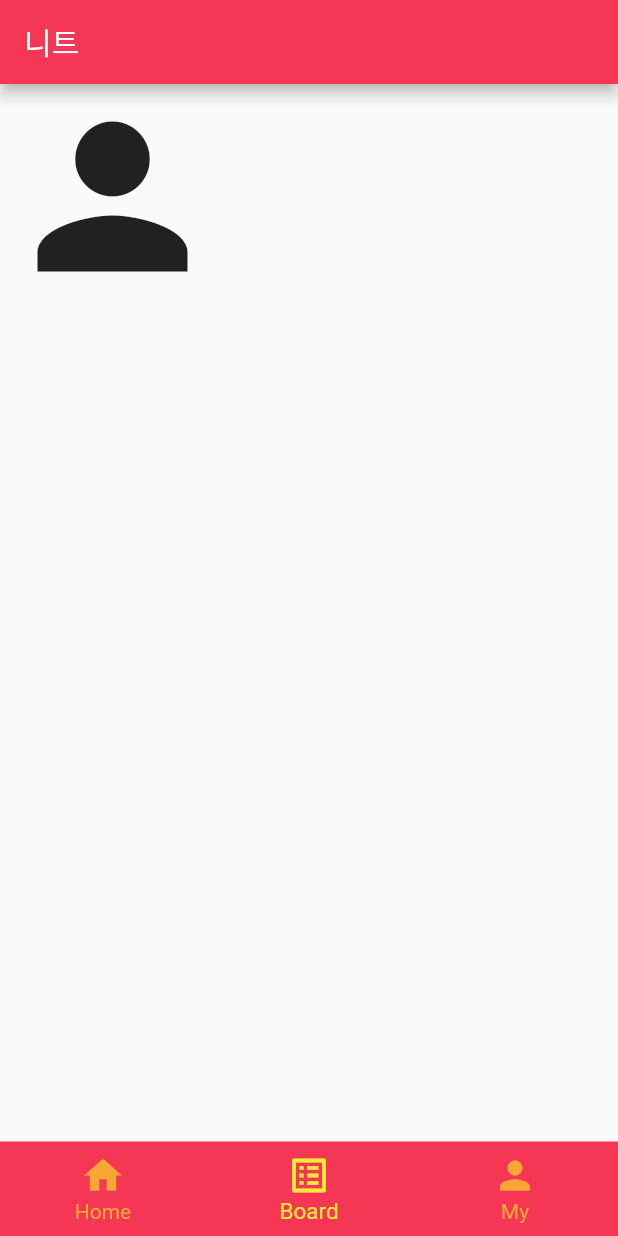
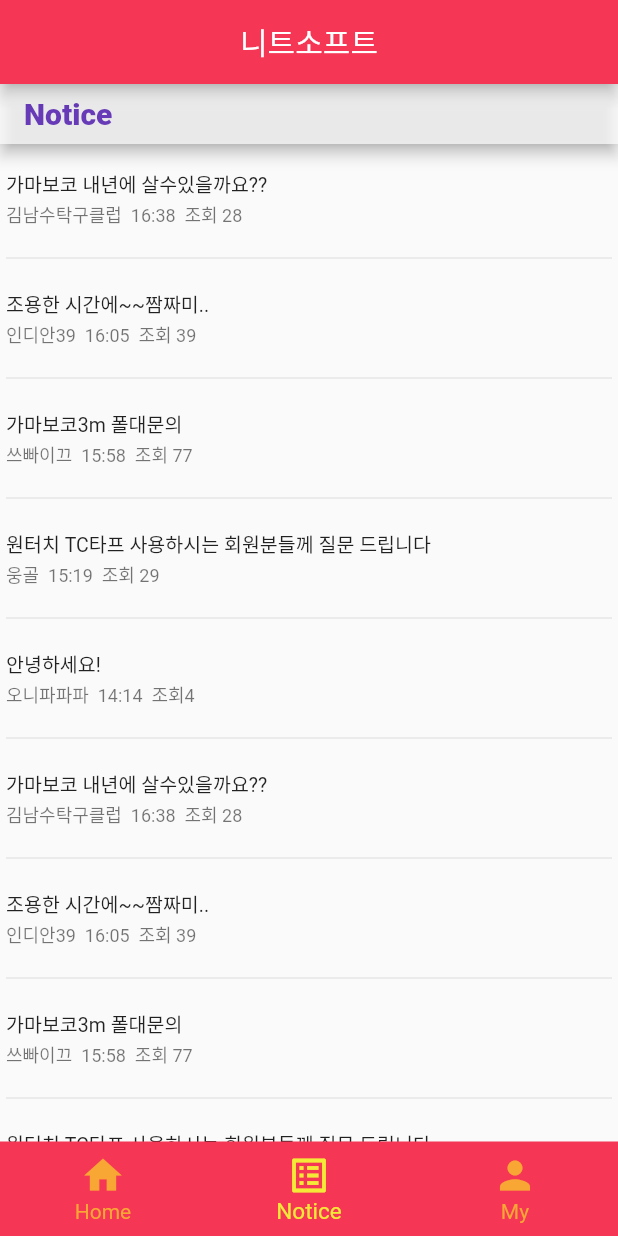
Before and after one commit to naruduru/ns_flutter, a Flutter app: the screen it shows after launch, item 2 of the bottom bar chosen, on a phone screen of 412 x 824 dp. Run offline on Flutter 3.47's test engine with Material 2 defaults, Android fonts, the phone set to English and light mode, and no system bars.

Commit message:
notice listview 적용

```diff
--- a/lib/main.dart
+++ b/lib/main.dart
@@ -1,6 +1,6 @@
 import 'package:flutter/material.dart';
 import 'package:ns_flutter/screens/home.dart';
-// import 'package:ns_flutter/screens/board.dart';
+import 'package:ns_flutter/screens/notice_board.dart';
 import 'package:ns_flutter/screens/my.dart';
 
 void main() {
@@ -18,7 +18,7 @@ class MyApp extends StatelessWidget {
       theme: ThemeData(
         primarySwatch: Colors.blue,
       ),
-      home: const MyHomePage(title: '니트'),
+      home: const MyHomePage(title: '니트소프트'),
     );
   }
 }
@@ -36,7 +36,7 @@ class _MyHomePageState extends State<MyHomePage> {
   int _selectedIndex = 0;
   final List<Widget> _children = [
     const Home(),
-    // const Board(),
+    const NoticeBoard(),
     const My()
   ];
 
@@ -51,6 +51,7 @@ class _MyHomePageState extends State<MyHomePage> {
       appBar: AppBar(
         title: Text(widget.title),
         backgroundColor: const Color(0xfff53755),
+        centerTitle: true,
       ),
       body: _children[_selectedIndex],
       bottomNavigationBar: BottomNavigationBar(
@@ -68,7 +69,7 @@ class _MyHomePageState extends State<MyHomePage> {
 
         items: const <BottomNavigationBarItem>[
           BottomNavigationBarItem(icon: Icon(Icons.home), label: 'Home',),
-          BottomNavigationBarItem(icon: Icon(Icons.list_alt), label: 'Board',),
+          BottomNavigationBarItem(icon: Icon(Icons.list_alt), label: 'Notice',),
           BottomNavigationBarItem(icon: Icon(Icons.person), label: 'My',),
         ],
         currentIndex: _selectedIndex,
--- /dev/null
+++ b/lib/screens/notice_board.dart
@@ -0,0 +1,83 @@
+import 'package:flutter/material.dart';
+
+class NoticeBoard extends StatefulWidget {
+  const NoticeBoard({Key? key}) : super(key: key);
+
+  @override
+  _NoticeBoardState createState() => _NoticeBoardState();
+}
+
+class _NoticeBoardState extends State<NoticeBoard> {
+  final List<String> entries = <String>[
+    '가마보코 내년에 살수있을까요??',
+    '조용한 시간에~~짬짜미..',
+    '가마보코3m 폴대문의',
+    '원터치 TC타프 사용하시는 회원분들께 질문 드립니다',
+    '안녕하세요!',
+    '가마보코 내년에 살수있을까요??',
+    '조용한 시간에~~짬짜미..',
+    '가마보코3m 폴대문의',
+    '원터치 TC타프 사용하시는 회원분들께 질문 드립니다',
+    '안녕하세요!',
+    '가마보코 내년에 살수있을까요??',
+    '조용한 시간에~~짬짜미..',
+    '가마보코3m 폴대문의',
+    '원터치 TC타프 사용하시는 회원분들께 질문 드립니다',
+    '안녕하세요!',
+    '가마보코 내년에 살수있을까요??',
+    '조용한 시간에~~짬짜미..',
+    '가마보코3m 폴대문의',
+    '원터치 TC타프 사용하시는 회원분들께 질문 드립니다',
+    '안녕하세요!',
+  ];
+
+  final List<String> subEntries = <String>[
+    '김남수탁구클럽  16:38  조회 28',
+    '인디안39  16:05  조회 39',
+    '쓰빠이끄  15:58  조회 77',
+    '웅골  15:19  조회 29',
+    '오니파파파  14:14  조회4',
+    '김남수탁구클럽  16:38  조회 28',
+    '인디안39  16:05  조회 39',
+    '쓰빠이끄  15:58  조회 77',
+    '웅골  15:19  조회 29',
+    '오니파파파  14:14  조회4',
+    '김남수탁구클럽  16:38  조회 28',
+    '인디안39  16:05  조회 39',
+    '쓰빠이끄  15:58  조회 77',
+    '웅골  15:19  조회 29',
+    '오니파파파  14:14  조회4',
+    '김남수탁구클럽  16:38  조회 28',
+    '인디안39  16:05  조회 39',
+    '쓰빠이끄  15:58  조회 77',
+    '웅골  15:19  조회 29',
+    '오니파파파  14:14  조회4',
+  ];
+
+  @override
+  Widget build(BuildContext context) {
+    return Scaffold(
+      appBar: PreferredSize(
+        preferredSize: const Size.fromHeight(40.0),
+        child: AppBar(
+          title: const Text('Notice', style: TextStyle(fontWeight: FontWeight.w900),),
+          backgroundColor: Colors.white70,
+          foregroundColor: Colors.deepPurple
+        ),
+      ),
+      body: ListView.separated(
+        padding: const EdgeInsets.all(4),
+        itemBuilder: (BuildContext context, int index) {
+          return ListTile(
+            contentPadding: const EdgeInsets.symmetric(vertical: 0.0, horizontal: 0.0),
+            dense:true,
+            title: Text(entries[index]),
+            subtitle: Text(subEntries[index], style: const TextStyle(fontSize: 12,),),
+          );
+        },
+        separatorBuilder: (BuildContext context, int index) => const Divider(),
+        itemCount: entries.length,
+      ),
+    );
+  }
+}
```
